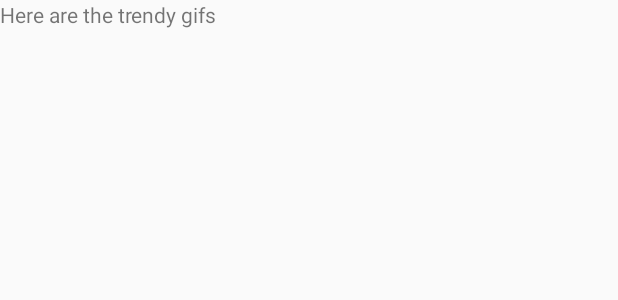
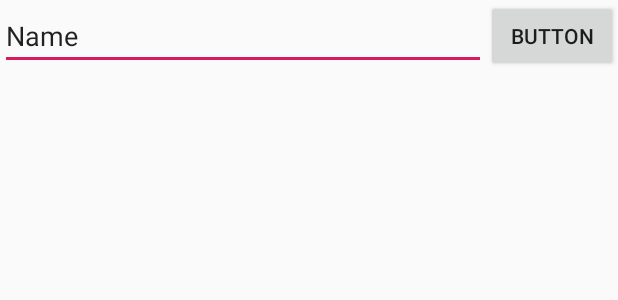
Before and after one commit to CantuckyLV/GifBrowser, an Android app: the layout fragment_trendy_gifs.xml on its own in the app's theme, with its tools: preview values and no code run, on a phone screen of 412 x 824 dp. Shown: the top 300 px of the screen. Run offline under Robolectric (Android 15) with nearby library versions, the phone set to English and light mode, and no system bars.

Commit message:
project structure, UI for first fragment, UI Item for Recyclerview adapter and mock files

```diff
--- /dev/null
+++ b/app/src/main/java/com/daniel/gifbrowser/Adapters/SomeAdapter.kt
@@ -0,0 +1 @@
+package com.daniel.gifbrowser.Adapters
--- /dev/null
+++ b/app/src/main/java/com/daniel/gifbrowser/Data/ARepository.kt
@@ -0,0 +1 @@
+package com.daniel.gifbrowser.Data
--- /dev/null
+++ b/app/src/main/java/com/daniel/gifbrowser/Data/GiphyService.kt
@@ -0,0 +1 @@
+package com.daniel.gifbrowser.Data
--- /dev/null
+++ b/app/src/main/java/com/daniel/gifbrowser/Domain/ADao.kt
@@ -0,0 +1 @@
+package com.daniel.gifbrowser.Domain
--- a/app/src/main/res/layout/fragment_trendy_gifs.xml
+++ b/app/src/main/res/layout/fragment_trendy_gifs.xml
@@ -1,12 +1,66 @@
 <?xml version="1.0" encoding="utf-8"?>
-<FrameLayout xmlns:android="http://schemas.android.com/apk/res/android"
+<androidx.constraintlayout.widget.ConstraintLayout xmlns:android="http://schemas.android.com/apk/res/android"
+    xmlns:app="http://schemas.android.com/apk/res-auto"
     xmlns:tools="http://schemas.android.com/tools"
     android:layout_width="match_parent"
     android:layout_height="match_parent"
     tools:context=".TrendyGifsFragment">
-    <TextView
+
+    <androidx.constraintlayout.widget.ConstraintLayout
+        android:id="@+id/cl_loaded"
         android:layout_width="match_parent"
         android:layout_height="match_parent"
-        android:text="@string/hello_blank_fragment" />
+        android:visibility="visible">
+        <androidx.constraintlayout.widget.ConstraintLayout
+            android:id="@+id/rl_search"
+            android:layout_width="match_parent"
+            android:layout_height="wrap_content"
+            app:layout_constraintEnd_toEndOf="parent"
+            app:layout_constraintStart_toStartOf="parent"
+            app:layout_constraintTop_toTopOf="parent">
 
-</FrameLayout>
+            <EditText
+                android:id="@+id/et_search"
+                android:layout_width="0dp"
+                android:layout_height="match_parent"
+                android:ems="10"
+                android:inputType="textPersonName"
+                android:text="Name"
+                app:layout_constraintBottom_toBottomOf="parent"
+                app:layout_constraintEnd_toStartOf="@+id/btn_search"
+                app:layout_constraintStart_toStartOf="parent"
+                app:layout_constraintTop_toTopOf="parent" />
+
+            <Button
+                android:id="@+id/btn_search"
+                android:layout_width="0dp"
+                android:layout_height="match_parent"
+                android:text="Button"
+                app:layout_constraintEnd_toEndOf="parent"
+                app:layout_constraintTop_toTopOf="parent"
+                app:layout_constraintBottom_toBottomOf="parent"/>
+
+        </androidx.constraintlayout.widget.ConstraintLayout>
+
+        <androidx.recyclerview.widget.RecyclerView
+            android:layout_width="match_parent"
+            android:layout_height="0dp"
+            app:layout_constraintBottom_toBottomOf="parent"
+            app:layout_constraintEnd_toEndOf="parent"
+            app:layout_constraintStart_toStartOf="parent"
+            app:layout_constraintTop_toBottomOf="@+id/rl_search" />
+    </androidx.constraintlayout.widget.ConstraintLayout>
+    <RelativeLayout
+        android:id="@+id/rl_loading"
+        android:layout_width="match_parent"
+        android:layout_height="match_parent"
+        android:visibility="gone">
+        <ProgressBar
+            android:layout_width="100dp"
+            android:layout_height="100dp"
+            android:layout_centerInParent="true">
+        </ProgressBar>
+    </RelativeLayout>
+
+
+</androidx.constraintlayout.widget.ConstraintLayout>
```
Also changed, not shown: app/src/main/res/layout/gif_item.xml (added, +35 -0 lines).
